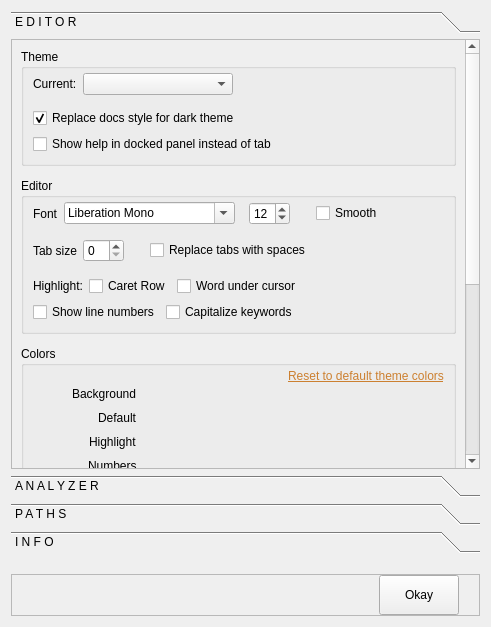
Before: the Qt Designer form prefsdialog.ui in engor/Jentos.Code, drawn with Qt 5.
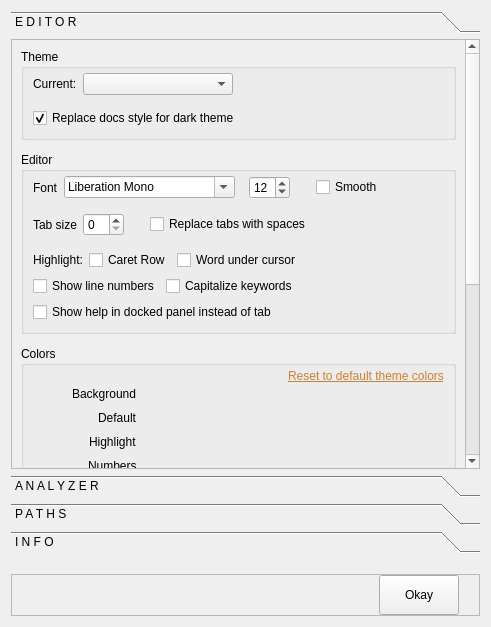
After: the same form once the commit is applied. The open tabs and pages were chosen to show the change. Custom widgets are drawn as their Qt base class.

Commit message: show hint for method parameters. fixed: autocaps first letter - for empty line produce crash.

What changed in the file:
```diff
--- a/prefsdialog.ui
+++ b/prefsdialog.ui
@@ -173,19 +173,6 @@
                   </property>
                  </widget>
                 </item>
-                <item>
-                 <widget class="QCheckBox" name="checkBoxShowHelpInDock">
-                  <property name="sizePolicy">
-                   <sizepolicy hsizetype="Fixed" vsizetype="Fixed">
-                    <horstretch>0</horstretch>
-                    <verstretch>0</verstretch>
-                   </sizepolicy>
-                  </property>
-                  <property name="text">
-                   <string>Show help in docked panel instead of tab</string>
-                  </property>
-                 </widget>
-                </item>
                </layout>
               </item>
              </layout>
@@ -452,6 +439,19 @@
                 </item>
                </layout>
               </item>
+              <item>
+               <widget class="QCheckBox" name="checkBoxShowHelpInDock">
+                <property name="sizePolicy">
+                 <sizepolicy hsizetype="Fixed" vsizetype="Fixed">
+                  <horstretch>0</horstretch>
+                  <verstretch>0</verstretch>
+                 </sizepolicy>
+                </property>
+                <property name="text">
+                 <string>Show help in docked panel instead of tab</string>
+                </property>
+               </widget>
+              </item>
              </layout>
             </widget>
            </item>
```
Left out of the diff: 2 changed lines with no effect on the pictures. The commit also changes 5 other files.
